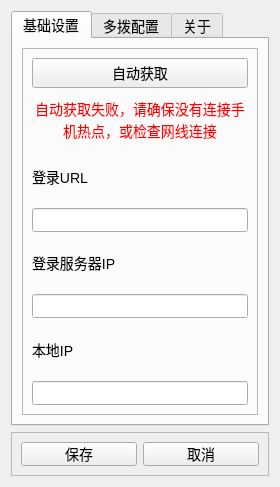
Above: settings.ui from Yish1/SEIG-Auto-Connect before the change. Below: the same form after it.
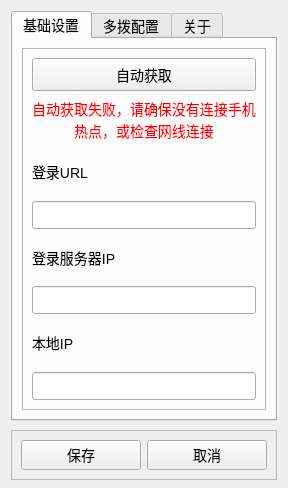
That is the form after the change. Icons and pictures are not drawn.

```diff
--- a/settings.ui
+++ b/settings.ui
@@ -6,8 +6,8 @@
    <rect>
     <x>0</x>
     <y>0</y>
-    <width>280</width>
-    <height>487</height>
+    <width>288</width>
+    <height>488</height>
    </rect>
   </property>
   <property name="sizePolicy">
@@ -18,8 +18,8 @@
   </property>
   <property name="minimumSize">
    <size>
-    <width>240</width>
-    <height>408</height>
+    <width>284</width>
+    <height>479</height>
    </size>
   </property>
   <property name="windowTitle">
@@ -49,7 +49,7 @@
          <property name="minimumSize">
           <size>
            <width>0</width>
-           <height>199</height>
+           <height>280</height>
           </size>
          </property>
          <property name="frameShape">
@@ -61,6 +61,12 @@
          <layout class="QVBoxLayout" name="verticalLayout">
           <item>
            <widget class="QPushButton" name="pushButton_3">
+            <property name="minimumSize">
+             <size>
+              <width>0</width>
+              <height>33</height>
+             </size>
+            </property>
             <property name="text">
              <string>自动获取</string>
             </property>
@@ -101,7 +107,14 @@
            </widget>
           </item>
           <item>
-           <widget class="QLineEdit" name="lineEdit"/>
+           <widget class="QLineEdit" name="lineEdit">
+            <property name="minimumSize">
+             <size>
+              <width>0</width>
+              <height>28</height>
+             </size>
+            </property>
+           </widget>
           </item>
           <item>
            <widget class="QLabel" name="label_2">
@@ -111,7 +124,14 @@
            </widget>
           </item>
           <item>
-           <widget class="QLineEdit" name="lineEdit_2"/>
+           <widget class="QLineEdit" name="lineEdit_2">
+            <property name="minimumSize">
+             <size>
+              <width>0</width>
+              <height>28</height>
+             </size>
+            </property>
+           </widget>
           </item>
           <item>
            <widget class="QLabel" name="label_3">
@@ -121,7 +141,14 @@
            </widget>
           </item>
           <item>
-           <widget class="QLineEdit" name="lineEdit_3"/>
+           <widget class="QLineEdit" name="lineEdit_3">
+            <property name="minimumSize">
+             <size>
+              <width>0</width>
+              <height>28</height>
+             </size>
+            </property>
+           </widget>
           </item>
          </layout>
         </widget>
@@ -234,8 +261,14 @@
      </widget>
     </widget>
    </item>
-   <item row="2" column="0">
+   <item row="1" column="0">
     <widget class="QFrame" name="frame_2">
+     <property name="minimumSize">
+      <size>
+       <width>0</width>
+       <height>50</height>
+      </size>
+     </property>
      <property name="maximumSize">
       <size>
        <width>16777215</width>
@@ -251,6 +284,12 @@
      <layout class="QHBoxLayout" name="horizontalLayout">
       <item>
        <widget class="QPushButton" name="pushButton">
+        <property name="minimumSize">
+         <size>
+          <width>0</width>
+          <height>30</height>
+         </size>
+        </property>
         <property name="text">
          <string>保存</string>
         </property>
@@ -258,6 +297,12 @@
       </item>
       <item>
        <widget class="QPushButton" name="pushButton_2">
+        <property name="minimumSize">
+         <size>
+          <width>0</width>
+          <height>30</height>
+         </size>
+        </property>
         <property name="text">
          <string>取消</string>
         </property>
```
Left out of the diff: 33 changed lines with no effect on the pictures.
